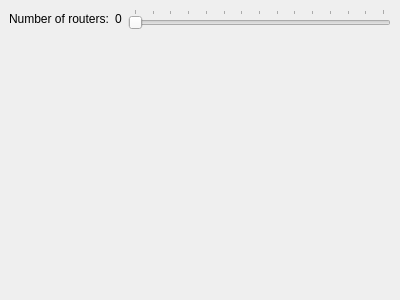
First picture: the form in Computer_networks/p2p/src/forms/main_dockable_panel.ui, repository rutsky/semester09, before the edit.
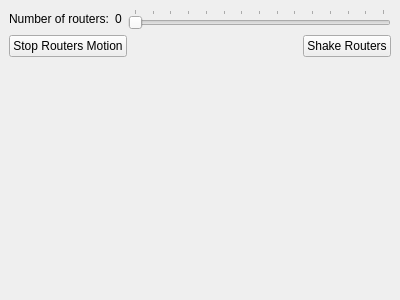
Second picture: the form after the edit.

Commit message: Add buttons to shake/stop routers motion

Patch:
```diff
--- a/Computer_networks/p2p/src/forms/main_dockable_panel.ui
+++ b/Computer_networks/p2p/src/forms/main_dockable_panel.ui
@@ -55,6 +55,37 @@
       </item>
      </layout>
     </item>
+    <item>
+     <layout class="QHBoxLayout" name="horizontalLayout_2">
+      <item>
+       <widget class="QPushButton" name="stopRoutersButton">
+        <property name="text">
+         <string>Stop Routers Motion</string>
+        </property>
+       </widget>
+      </item>
+      <item>
+       <spacer name="horizontalSpacer">
+        <property name="orientation">
+         <enum>Qt::Horizontal</enum>
+        </property>
+        <property name="sizeHint" stdset="0">
+         <size>
+          <width>40</width>
+          <height>20</height>
+         </size>
+        </property>
+       </spacer>
+      </item>
+      <item>
+       <widget class="QPushButton" name="shakeRoutersButton">
+        <property name="text">
+         <string>Shake Routers</string>
+        </property>
+       </widget>
+      </item>
+     </layout>
+    </item>
     <item>
      <spacer name="verticalSpacer">
       <property name="orientation">
```
The commit also changes 1 other file.
